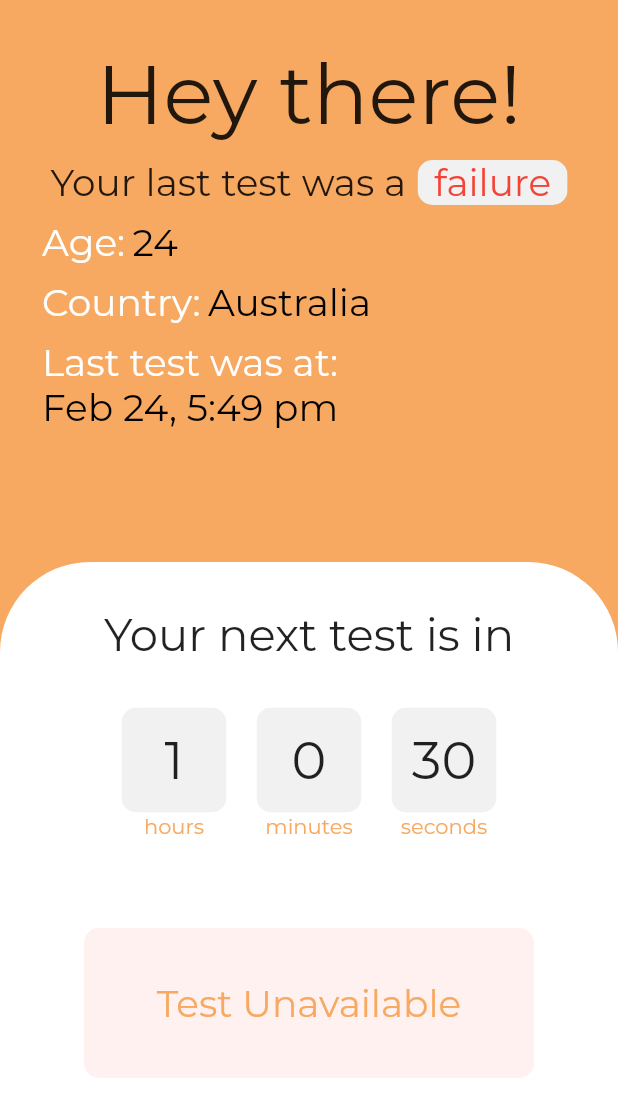
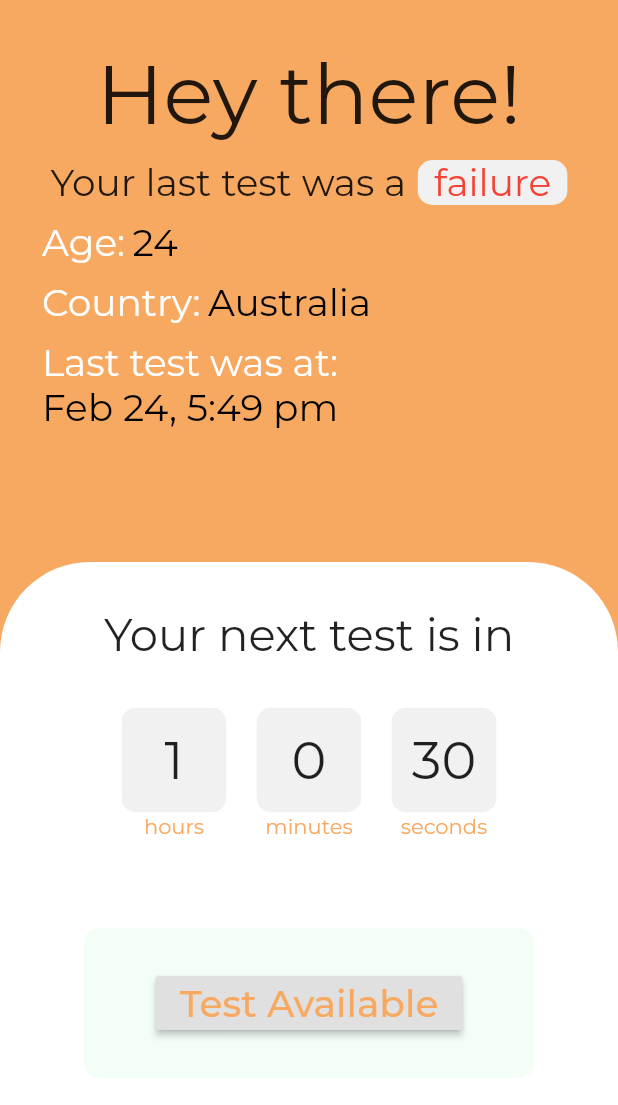
Before and after one commit to Team-CodeSec-UNIHACK/mobile_app, a Flutter app: the HomeScreen screen opened by its route, on a phone screen of 412 x 824 dp, the part 131-1236 px from its top. Run offline on Flutter 3.47's test engine with Material 2 defaults, Android fonts, the phone set to English and light mode, and no system bars; drawn by our look-alikes of flutter_countdown_timer; our stand-ins replace google_fonts, permission_handler, toast.

Commit message:
enable test button

```diff
--- a/lib/home.dart
+++ b/lib/home.dart
@@ -236,7 +236,7 @@ class _HomeScreenState extends State<HomeScreen> {
   }
 
   Widget testAvailability(status) {
-    if (status) {
+    var title = status ? "Test Available" : "Test Unavailable";
     return ClipRRect(
       borderRadius: BorderRadius.circular(10),
       child: Container(
@@ -244,33 +244,20 @@ class _HomeScreenState extends State<HomeScreen> {
         width: 300,
         height: 100,
         child: Center(
+          child: RaisedButton(
+            onPressed: () {
+              Navigator.pushNamed(context, '/recorder');
+            },
             child: Text(
-              "Test Available",
+              title,
               style: GoogleFonts.montserrat(
                   fontSize: 25, color: Color(0xFFF8A961)),
               textAlign: TextAlign.center,
             ),
           ),
         ),
-      );
-    } else {
-      return ClipRRect(
-        borderRadius: BorderRadius.circular(10),
-        child: Container(
-          color: Color(0xFFFEF1EF),
-          width: 300,
-          height: 100,
-          child: Center(
-            child: Text(
-              "Test Unavailable",
-              style: GoogleFonts.montserrat(
-                  fontSize: 25, color: Color(0xFFF8A961)),
-              textAlign: TextAlign.center,
-            ),
-          ),
       ),
     );
-    }
   }
 
   Widget BottomWidget() {
@@ -469,7 +456,7 @@ class _HomeScreenState extends State<HomeScreen> {
             SizedBox(
               height: 60,
             ),
-            testAvailability(false),
+            testAvailability(true),
           ],
         ),
       ),
--- a/lib/main.dart
+++ b/lib/main.dart
@@ -4,6 +4,9 @@ import 'package:koff/colors.dart';
 import 'package:koff/countdowntest.dart';
 import 'package:koff/home.dart';
 import 'package:koff/login.dart';
+import 'package:koff/recorder.dart';
+// import 'package:koff/recorder2.dart';
+import 'package:permission_handler/permission_handler.dart';
 
 import 'home.dart';
 
@@ -15,6 +18,7 @@ class MyApp extends StatelessWidget {
   // This widget is the root of your application.
   @override
   Widget build(BuildContext context) {
+    var status = Permission.microphone.request();
     return MaterialApp(
       title: 'koff',
       theme: ThemeData(
@@ -35,6 +39,7 @@ class MyApp extends StatelessWidget {
       routes: {
         '/': (context) => LoginPage(),
         '/home': (context) => HomeScreen(),
+        //'/recorder': (context) => RecordToStreamExample(),
       },
     );
   }
```
Lines whose indentation alone changed are shown as unchanged.
